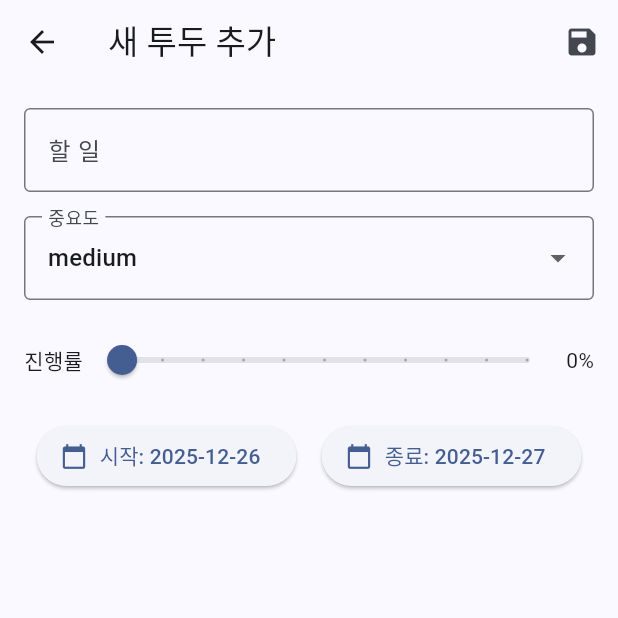
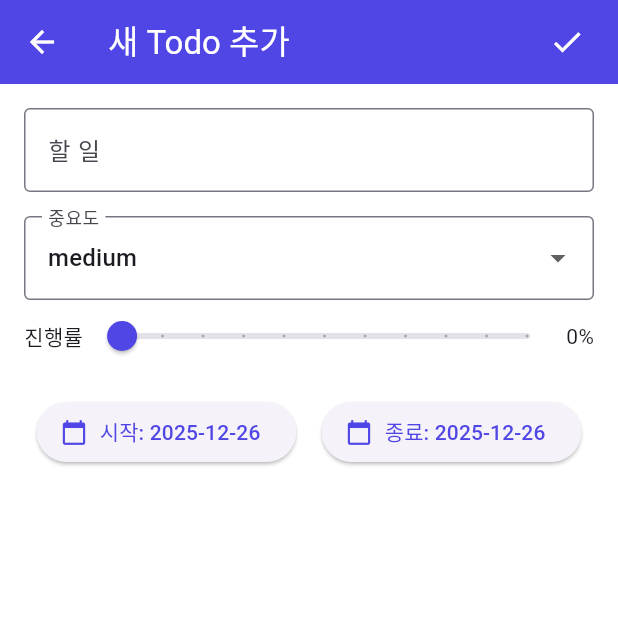
Before and after one commit to s6xybr8in/TodoApp, a Flutter app: the screen it shows after launch, after a tap on the "add" icon, on a phone screen of 412 x 824 dp, the top half of it. Run offline on Flutter 3.47's test engine with Material 3 defaults, Android fonts, the phone set to English and light mode, and no system bars; our stand-ins replace hive, hive_flutter; accounts and stored records are empty; statements that could not run were skipped.

Commit message:
phase 2 prev

```diff
--- a/lib/main.dart
+++ b/lib/main.dart
@@ -2,6 +2,8 @@ import 'package:flutter/material.dart';
 import 'package:hive_flutter/hive_flutter.dart';
 import 'package:todo/models/todo.dart';
 import 'package:todo/screens/home_screen.dart';
+
+int selected_index = 0;
 
 void main() async {
   // Flutter 앱이 시작되기 전에 Hive를 초기화합니다.
@@ -23,10 +25,33 @@ class MyApp extends StatelessWidget {
   @override
   Widget build(BuildContext context) {
     return MaterialApp(
-      title: 'TodoApp',
+      debugShowCheckedModeBanner: false,
+      title: 'Todo App',
       theme: ThemeData(
-        colorScheme: ColorScheme.fromSeed(seedColor: Colors.blueAccent),
         useMaterial3: true,
+        colorScheme: ColorScheme.fromSeed(
+          seedColor: const Color(0xFF4F46E5), // Primary color from SVG
+          primary: const Color(0xFF4F46E5), // Indigo
+          secondary: const Color(0xFF7C3AED), // Violet
+          surface: Colors.white,
+          background: Colors.white,
+          // Rest of the colors can be derived or set explicitly
+        ),
+        scaffoldBackgroundColor: Colors.white,
+        appBarTheme: const AppBarTheme(
+          backgroundColor: Color(0xFF4F46E5),
+          foregroundColor: Colors.white, // For title and icons
+        ),
+        floatingActionButtonTheme: const FloatingActionButtonThemeData(
+          backgroundColor: Color(0xFF4F46E5),
+          foregroundColor: Colors.white,
+        ),
+        bottomNavigationBarTheme: const BottomNavigationBarThemeData(
+          backgroundColor: Color(0xFF4F46E5),
+          selectedItemColor: Colors.white,
+          unselectedItemColor: Colors.white70,
+          current
+        )
       ),
       home: const HomeScreen(),
     );
--- a/lib/models/todo.dart
+++ b/lib/models/todo.dart
@@ -34,7 +34,7 @@ class Todo extends HiveObject {
   DateTime endDate;
 
   @HiveField(6)
-  bool isCompleted;
+  bool isDone;
 
   Todo({
     required this.id,
@@ -43,7 +43,7 @@ class Todo extends HiveObject {
     this.progress = 0,
     required this.startDate,
     required this.endDate,
-    this.isCompleted = false,
+    this.isDone = false,
   });
 
   // JSON 직렬화를 위한 팩토리 생성자
@@ -55,7 +55,7 @@ class Todo extends HiveObject {
       progress: json['progress'],
       startDate: DateTime.parse(json['startDate']),
       endDate: DateTime.parse(json['endDate']),
-      isCompleted: json['isCompleted'],
+      isDone: json['isCompleted'],
     );
   }
 
@@ -68,7 +68,7 @@ class Todo extends HiveObject {
       'progress': progress,
       'startDate': startDate.toIso8601String(),
       'endDate': endDate.toIso8601String(),
-      'isCompleted': isCompleted,
+      'isCompleted': isDone,
     };
   }
 }
--- a/lib/screens/home_screen.dart
+++ b/lib/screens/home_screen.dart
@@ -19,9 +19,21 @@ class _HomeScreenState extends State<HomeScreen> {
 
     return Scaffold(
       appBar: AppBar(
-        title: const Text('나의 투두리스트'),
-        backgroundColor: Theme.of(context).colorScheme.primary,
-        foregroundColor: Theme.of(context).colorScheme.onPrimary,
+        title: const Text('Todo App'),
+        elevation: 0, // for a flatter look
+        flexibleSpace: Container(
+          decoration: const BoxDecoration(
+            gradient: LinearGradient(
+              colors: [
+                Color(0xFF4F46E5), // indigo
+                Color(0xFF7C3AED), // violet
+                Color(0xFF2563EB), // blue
+              ],
+              begin: Alignment.topLeft,
+              end: Alignment.bottomRight,
+            ),
+          ),
+        ),
       ),
       // ValueListenableBuilder를 사용하여 Hive Box의 변경사항을 실시간으로 감지합니다.
       body: ValueListenableBuilder(
@@ -43,7 +55,8 @@ class _HomeScreenState extends State<HomeScreen> {
                 todo: todo,
                 onCheckboxChanged: (bool? value) {
                   // 체크박스 상태가 변경되면 Hive에 저장된 객체를 업데이트합니다.
-                  todo.isCompleted = value ?? false;
+                  todo.isDone = value ?? false;
+                  todo.progress = todo.isDone ? 100 : todo.progress;
                   todo.save();
                 },
                 onTap: () {
--- a/lib/screens/todo_detail_screen.dart
+++ b/lib/screens/todo_detail_screen.dart
@@ -27,7 +27,7 @@ class _TodoDetailScreenState extends State<TodoDetailScreen> {
     _importance = widget.todo?.importance ?? Importance.medium;
     _progress = widget.todo?.progress ?? 0;
     _startDate = widget.todo?.startDate ?? DateTime.now();
-    _endDate = widget.todo?.endDate ?? DateTime.now().add(const Duration(days: 1));
+    _endDate = widget.todo?.endDate ?? DateTime.now();
   }
 
   void _saveTodo() {
@@ -65,11 +65,12 @@ class _TodoDetailScreenState extends State<TodoDetailScreen> {
   Widget build(BuildContext context) {
     return Scaffold(
       appBar: AppBar(
-        title: Text(widget.todo == null ? '새 투두 추가' : '투두 수정'),
+        title: Text(widget.todo == null ? '새 Todo 추가' : 'Todo'),
         actions: [
           IconButton(
-            icon: const Icon(Icons.save),
+            icon: const Icon(Icons.check),
             onPressed: _saveTodo,
+            padding: const EdgeInsets.only(right: 20.0),
           ),
         ],
       ),
@@ -114,8 +115,8 @@ class _TodoDetailScreenState extends State<TodoDetailScreen> {
                     _importance = value!;
                   });
                 },
-              ),
-              const SizedBox(height: 16),
+            ),
+
               // 진행률 슬라이더
               Row(
                 children: [
```
Also changed, not shown: lib/widgets/todo_list_item.dart (+59 -24 lines), img/icon.png (added), img/icon.svg (added), lib/models/todo.g.dart, lib/screens/done_screen.dart (added).
